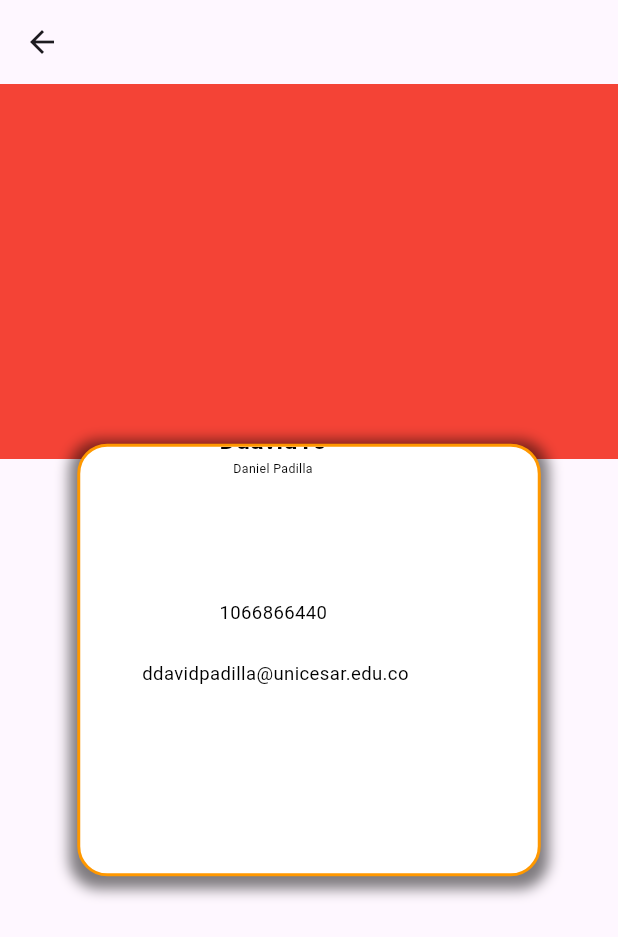
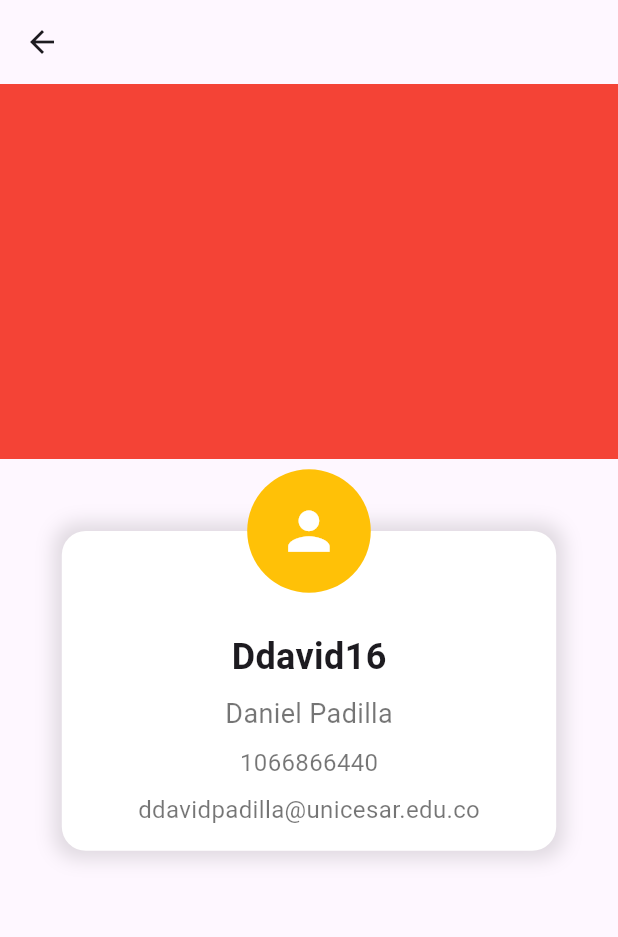
Before and after one commit to ara-project/Front, a Flutter app: the Perfil screen opened directly with empty values, on a phone screen of 412 x 824 dp. Shown: the top 937 px of the screen. Run offline on Flutter 3.47's test engine with Material 3 defaults, Android fonts, the phone set to English and light mode, and no system bars; our stand-ins replace google_sign_in, shared_preferences; missing offline and left inert: money2, simple_barcode_scanner; accounts and stored records are empty.

Commit message:
refactor: Improve profile widget layout and styling

```diff
--- a/lib/widgets/perfilW.dart
+++ b/lib/widgets/perfilW.dart
@@ -10,76 +10,84 @@ class PerfilW extends StatelessWidget {
     double screenHeigth = MediaQuery.of(context).size.height;
     Size tam = MediaQuery.of(context).size;
     return GestureDetector(
-        child: SizedBox(
-      height: screenHeigth * 0.9,
-      width: screenWidth * 0.9,
+              child:LayoutBuilder(
+          builder: (context, constraints) {
+            double avatarRadius = constraints.maxWidth * 0.1;
+            double cardWidth = constraints.maxWidth * 0.8;
+
+            return Center(
               child: Stack(
-        children: [
-          Center(
-            child: Container(
-              width: screenWidth * 0.75,
-              height: screenHeigth * 0.35,
+                alignment: Alignment.topCenter,
+                children: <Widget>[
+                  Container(
+                    margin: EdgeInsets.only(top: avatarRadius),
+                    padding: EdgeInsets.all(16.0),
+                    width: cardWidth,
                     decoration: BoxDecoration(
-                borderRadius: BorderRadius.circular(20),
                       color: Colors.white,
-                border: Border.all(
-                  color: Colors.orange,
-                  width: 2,
-                ),
+                      borderRadius: BorderRadius.circular(16.0),
                       boxShadow: [
                         BoxShadow(
-                    color: Colors.black.withOpacity(0.5),
-                    spreadRadius: 5,
-                    blurRadius: 7,
-                    offset: const Offset(0, 3),
+                          color: Colors.black12,
+                          blurRadius: 10.0,
+                          spreadRadius: 5.0,
                         ),
                       ],
                     ),
-              child: Stack(
-                children: [
-
-                  Positioned(
-                      bottom: screenHeigth * 0.32,
-                      left: screenWidth * 0.225,
                     child: Column(
-                        children: [
+                      mainAxisSize: MainAxisSize.min,
+                      children: <Widget>[
+                        SizedBox(height: avatarRadius + 10), // Space for the CircleAvatar
                         Text(
                           'Ddavid16',
                           style: TextStyle(
-                                color: Colors.black,
-                                fontSize: tam.width * 0.04,
-                                fontWeight: FontWeight.bold),
+                            fontSize: 24.0,
+                            fontWeight: FontWeight.bold,
                           ),
-                          Text('Daniel Padilla',
+                        ),
+                        SizedBox(height: 8.0),
+                        Text(
+                          'Daniel Padilla',
                           style: TextStyle(
-                                color: Colors.black,
-                                fontSize: tam.width * 0.02,
-                              )),
-                        ],
-                      )),
-                  Positioned(
-                      bottom: screenHeigth * 0.2,
-                      left: screenWidth * 0.225,
-                      child: Text(
+                            fontSize: 18.0,
+                            color: Colors.black54,
+                          ),
+                        ),
+                        SizedBox(height: 8.0),
+                        Text(
                           '1066866440',
                           style: TextStyle(
-                          color: Colors.black,
-                          fontSize: tam.width * 0.03,
+                            fontSize: 16.0,
+                            color: Colors.black54,
                           ),
-                      )),
+                        ),
+                        SizedBox(height: 8.0),
+                        Text(
+                          'ddavidpadilla@unicesar.edu.co',
+                          style: TextStyle(
+                            fontSize: 16.0,
+                            color: Colors.black54,
+                          ),
+                        ),
+                      ],
+                    ),
+                  ),
                   Positioned(
-                    bottom: screenHeigth * 0.15,
-                    left: screenWidth * 0.1,
-                    child: Text('ddavidpadilla@unicesar.edu.co',
-                        style: TextStyle(
-                            color: Colors.black, fontSize: tam.width * 0.03)),
-                  )
-                ],
+                    top: 0,
+                    child: CircleAvatar(
+                      backgroundColor: Colors.amber,
+                      radius: avatarRadius,
+                      child: Icon(
+                        Icons.person,
+                        size: avatarRadius,
+                        color: Colors.white,
                       ),
                     ),
                   ),
                 ],
               ),
-    ));
+            );
+          },
+        ), );
   }
 }
```
Lines whose indentation alone changed are shown as unchanged.
